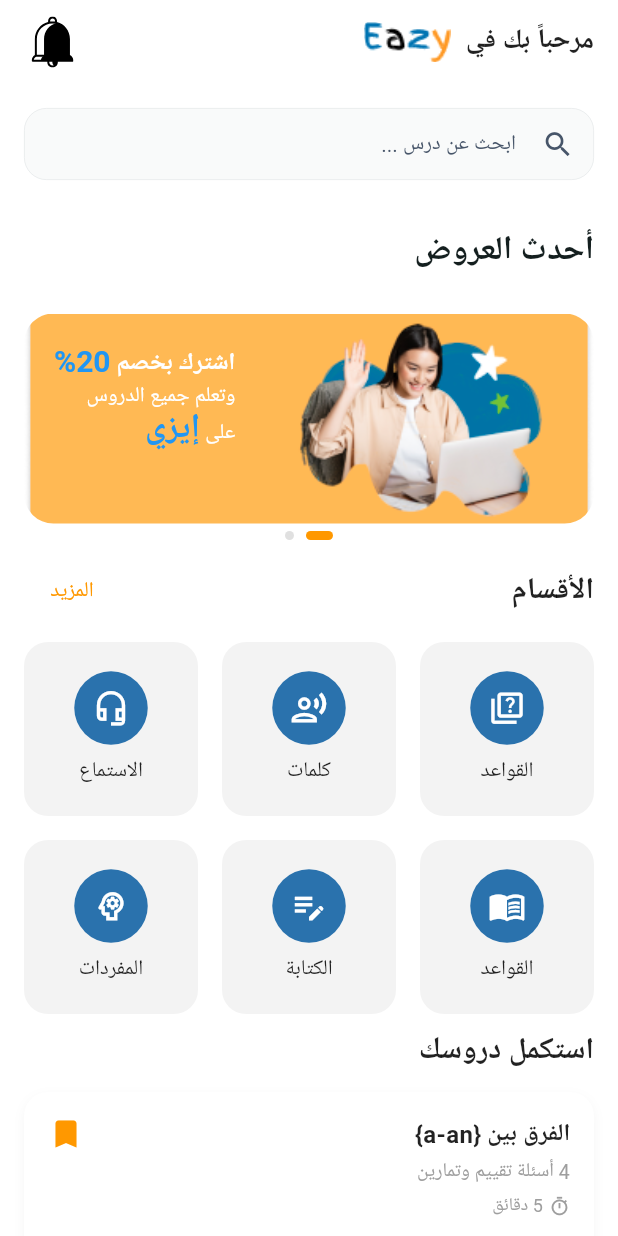
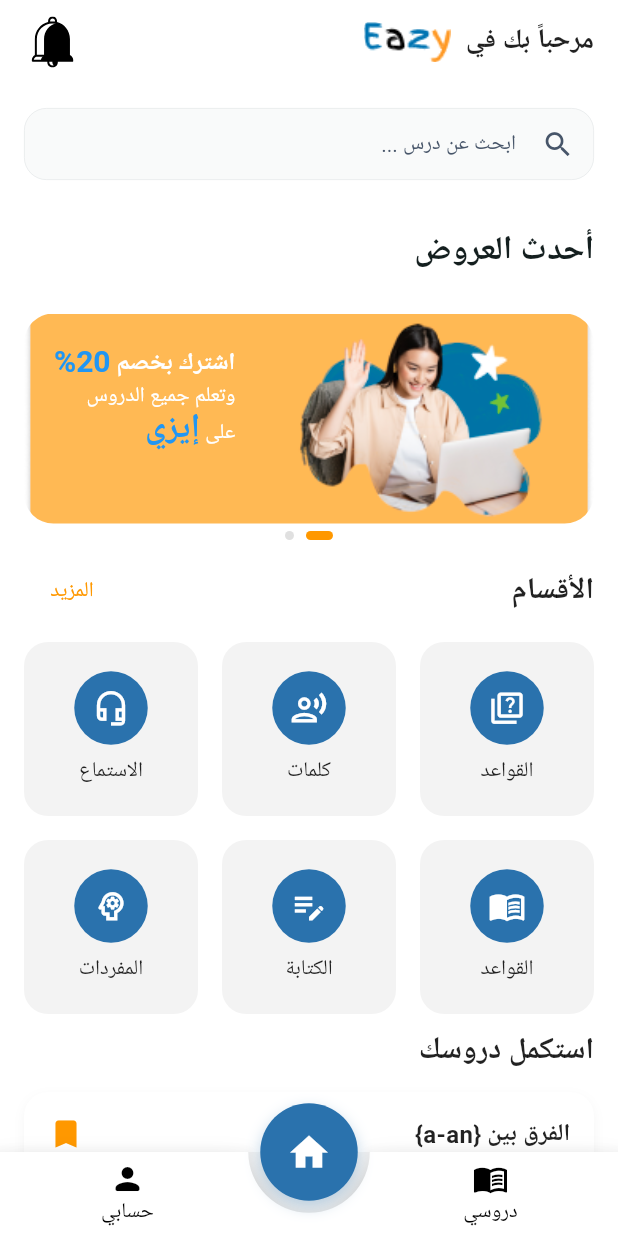
Before and after one commit to habibatarek28211/Eazy, a Flutter app: the screen it shows after launch, on a phone screen of 412 x 824 dp. Run offline on Flutter 3.47's test engine with Material 3 defaults, Android fonts, the phone set to English and light mode, and no system bars; drawn by our look-alikes of animated_bottom_navigation_bar, smooth_page_indicator; our stand-ins replace device_preview, flutter_screenutil, flutter_svg, google_fonts; missing offline and left inert: otp_text_field_v2.

Commit message:
Add NavBar

```diff
--- a/lib/core/routing/app_router.dart
+++ b/lib/core/routing/app_router.dart
@@ -3,6 +3,7 @@ import 'package:eazy/features/home/presentation/Screens/section_screen.dart';
 import 'package:eazy/features/lessons/presentation/screens/lessons.dart';
 import 'package:eazy/features/lessons/presentation/screens/lessons_details.dart';
 import 'package:eazy/features/myLessons/presentation/screens/myLessons_screen.dart';
+import 'package:eazy/nav_bar.dart';
 import 'package:flutter/material.dart';
 import 'package:eazy/core/routing/routes.dart';
 import 'package:eazy/features/authscreen/login_screen.dart';
@@ -36,6 +37,8 @@ class AppRouter {
         return _animatedRoute(const ResetPassword(), settings);
       case Routes.UpdatePasswordScreen:
         return _animatedRoute(const UpdatePasswordScreen(), settings);
+      case Routes.CustomNavBar:
+        return _animatedRoute(const CustomNavBar(), settings);
       case Routes.HomeScreen:
         return _animatedRoute(const HomeScreen(), settings);
       case Routes.ProfileScreen:
--- a/lib/core/routing/routes.dart
+++ b/lib/core/routing/routes.dart
@@ -16,6 +16,7 @@ class Routes {
   static const String LessonsDetails = 'LessonsDetails';
   static const String LessonsScreen = 'LessonsScreen';
   static const String MyLessonsScreen = 'MyLessonsScreen';
+  static const String CustomNavBar = 'CustomNavBar';
 
 
 }
--- a/lib/eazy.dart
+++ b/lib/eazy.dart
@@ -26,7 +26,7 @@ class Eazy extends StatelessWidget {
         supportedLocales: const [Locale('en'), Locale('ar')],
         locale: const Locale('ar'),
         debugShowCheckedModeBanner: false,
-        initialRoute: Routes.HomeScreen,
+        initialRoute: Routes.CustomNavBar,
         onGenerateRoute: _appRouter.generateRoute,
       ),
     );
--- a/lib/features/home/presentation/Screens/home.dart
+++ b/lib/features/home/presentation/Screens/home.dart
@@ -12,7 +12,6 @@ class HomeScreen extends StatefulWidget {
 }
 
 class _HomeScreenState extends State<HomeScreen> {
-  // int _selectedIndex = 1;
 
   @override
   Widget build(BuildContext context) {
--- a/lib/features/home/presentation/widgets/home_widgets.dart
+++ b/lib/features/home/presentation/widgets/home_widgets.dart
@@ -1,6 +1,6 @@
-import 'package:eazy/core/routing/routes.dart';
-import 'package:eazy/core/utils/extensions.dart';
+
 import 'package:eazy/features/home/presentation/Screens/section_screen.dart';
+import 'package:eazy/features/lessons/presentation/screens/lessons.dart';
 import 'package:flutter/material.dart';
 import 'package:eazy/core/config/app_palette.dart';
 import 'package:eazy/core/config/images_manager.dart';
@@ -478,7 +478,11 @@ class ContinueLessonsCard extends StatelessWidget {
                       const EdgeInsets.symmetric(horizontal: 20, vertical: 10),
                 ),
                 onPressed: () {
-                  context.pushNamed(Routes.LessonsScreen);
+                  Navigator.push(
+                    context,
+                    MaterialPageRoute(
+                        builder: (context) => const LessonsScreen()),
+                  );
                 },
                 child: const Text(
                   'استكمل',
--- a/lib/features/lessons/presentation/screens/lessons.dart
+++ b/lib/features/lessons/presentation/screens/lessons.dart
@@ -1,5 +1,4 @@
-import 'package:eazy/core/routing/routes.dart';
-import 'package:eazy/core/utils/extensions.dart';
+import 'package:eazy/features/home/presentation/Screens/home.dart';
 import 'package:flutter/material.dart';
 import 'package:eazy/core/config/app_palette.dart';
 import 'package:eazy/features/lessons/presentation/widgets/lessons_title.dart';
@@ -26,7 +25,7 @@ class LessonsScreen extends StatelessWidget {
                     children: [
                       IconButton(
                         onPressed: () {
-                        context.pushNamed(Routes.HomeScreen);
+                          Navigator.pop(context);
                         },
                         icon: Icon(
                           Icons.arrow_back_ios,
@@ -166,7 +165,9 @@ class LessonItem extends StatelessWidget {
                 width: 60.w,
                 height: 28.h,
                 child: TextButton(
-                  onPressed: () {},
+                  onPressed: () {
+                    // زرار الاشتراك
+                  },
                   style: TextButton.styleFrom(
                     backgroundColor: AppPalette.textOrange,
                     shape: RoundedRectangleBorder(
--- a/lib/nav_bar.dart
+++ b/lib/nav_bar.dart
@@ -1,108 +1,110 @@
-// import 'package:flutter/material.dart';
-// import 'package:google_fonts/google_fonts.dart';
+import 'package:eazy/core/config/app_palette.dart';
+import 'package:eazy/features/home/presentation/Screens/home.dart';
+import 'package:eazy/features/myLessons/presentation/screens/myLessons_screen.dart';
+import 'package:eazy/features/profile/presentation/screen/profileScreen.dart';
+import 'package:flutter/material.dart';
+import 'package:animated_bottom_navigation_bar/animated_bottom_navigation_bar.dart';
 
-// class NavbarScreen extends StatefulWidget {
-//   const NavbarScreen({super.key});
+class CustomNavBar extends StatefulWidget {
+  const CustomNavBar({super.key});
 
-//   @override
-//   State<NavbarScreen> createState() => _NavbarScreenState();
-// }
+  @override
+  State<CustomNavBar> createState() => _CustomNavBarState();
+}
 
-// class _NavbarScreenState extends State<NavbarScreen> {
-//   int _selectedIndex = 1; // يبدأ بالرئيسية (اللي في النص)
+class _CustomNavBarState extends State<CustomNavBar> {
+  int _currentIndex = 1; // Start with home (middle) selected
 
-//   final List<Widget> _pages = [
-//     Center(child: Text("حسابي", style: TextStyle(fontSize: 22))),
-//     Center(child: Text("الرئيسية", style: TextStyle(fontSize: 22))),
-//     Center(child: Text("دروسي", style: TextStyle(fontSize: 22))),
-//   ];
+  // Icons for the side navigation (excluding home)
+  final iconList = <IconData>[
+    Icons.menu_book_outlined,
+    Icons.person_rounded,
+  ];
 
-//   void _onItemTapped(int index) {
-//     setState(() {
-//       _selectedIndex = index;
-//     });
-//   }
+  // Labels for bottom navigation
+  final labels = ['دروسي', 'الرئيسية', 'حسابي'];
+  final List<Widget> _pages = const [
+    MyLessonsScreen(), // index 0
+    HomeScreen(), // index 1
+    ProfileScreen(), // index 2
+  ];
+  @override
+  Widget build(BuildContext context) {
+    return Scaffold(
+      backgroundColor: Colors.grey[100],
+      body: _pages[_currentIndex],
+      // ✅ شكل الهوم (الدائرة الملونة والأيقونة بيضاء)
+      floatingActionButton: Container(
+        width: 65,
+        height: 65,
+        decoration: BoxDecoration(
+          shape: BoxShape.circle,
+          color: _currentIndex == 1 ? AppPalette.badgeButton : Colors.black,
+          boxShadow: [
+            BoxShadow(
+              color:
+                  (_currentIndex == 1 ? AppPalette.badgeButton : Colors.black)
+                      .withOpacity(0.3),
+              blurRadius: 8,
+              offset: const Offset(0, 4),
+            ),
+          ],
+        ),
+        child: FloatingActionButton(
+          backgroundColor: Colors.transparent,
+          elevation: 0,
+          child: Icon(
+            Icons.home,
+            size: 30,
+            color: Colors.white, // ✅ الأبيض دايمًا
+          ),
+          onPressed: () {
+            setState(() {
+              _currentIndex = 1; // Home
+            });
+          },
+        ),
+      ),
 
-//   @override
-//   Widget build(BuildContext context) {
-//     return Scaffold(
-//       body: _pages[_selectedIndex],
+      floatingActionButtonLocation: FloatingActionButtonLocation.centerDocked,
+      bottomNavigationBar: AnimatedBottomNavigationBar.builder(
+        itemCount: iconList.length,
+        tabBuilder: (index, isActive) {
+          int actualIndex = index == 0 ? 0 : 2;
+          bool isCurrentActive = _currentIndex == actualIndex;
 
-//       bottomNavigationBar: BottomAppBar(
-//         shape: const CircularNotchedRectangle(),
-//         notchMargin: 8,
-//         child: SizedBox(
-//           height: 60,
-//           child: Row(
-//             mainAxisAlignment: MainAxisAlignment.spaceAround,
-//             children: [
-//               // حسابي
-//               InkWell(
-//                 onTap: () => _onItemTapped(0),
-//                 child: Column(
-//                   mainAxisAlignment: MainAxisAlignment.center,
-//                   children: [
-//                     Icon(Icons.person,
-//                         color:
-//                             _selectedIndex == 0 ? Colors.blue : Colors.black),
-//                     Text(
-//                       "حسابي",
-//                       style: GoogleFonts.tajawal(
-//                         color: _selectedIndex == 0 ? Colors.blue : Colors.black,
-//                         fontSize: 12,
-//                       ),
-//                     )
-//                   ],
-//                 ),
-//               ),
+          return Column(
+            mainAxisSize: MainAxisSize.min,
+            mainAxisAlignment: MainAxisAlignment.center,
+            children: [
+              Icon(
+                iconList[index],
+                color: isCurrentActive ? AppPalette.badgeButton : Colors.black,
+              ),
+              Text(
+                labels[actualIndex],
+                style: TextStyle(
+                  color:
+                      isCurrentActive ? AppPalette.badgeButton : Colors.black,
+                ),
+              ),
+            ],
+          );
+        },
+        activeIndex: _getActiveIndex(),
+        gapLocation: GapLocation.center,
+        notchSmoothness: NotchSmoothness.softEdge,
+        onTap: (index) {
+          setState(() {
+            _currentIndex = index == 0 ? 0 : 2;
+          });
+        },
+      ),
+    );
+  }
 
-//               const SizedBox(width: 40), // مساحة للأيقونة الوسطية
-
-//               // دروسي
-//               InkWell(
-//                 onTap: () => _onItemTapped(2),
-//                 child: Column(
-//                   mainAxisAlignment: MainAxisAlignment.center,
-//                   children: [
-//                     Icon(Icons.menu_book,
-//                         color:
-//                             _selectedIndex == 2 ? Colors.blue : Colors.black),
-//                     Text(
-//                       "دروسي",
-//                       style: GoogleFonts.tajawal(
-//                         color: _selectedIndex == 2 ? Colors.blue : Colors.black,
-//                         fontSize: 12,
-//                       ),
-//                     )
-//                   ],
-//                 ),
-//               ),
-//             ],
-//           ),
-//         ),
-//       ),
-
-//       // الأيقونة الوسطية (Home)
-//       floatingActionButton: FloatingActionButton(
-//         backgroundColor:
-//             _selectedIndex == 1 ? Colors.blue : Colors.black, // يتغير لونه
-//         shape: const CircleBorder(),
-//         onPressed: () => _onItemTapped(1),
-//         child: const Icon(Icons.home, color: Colors.white),
-//       ),
-//       floatingActionButtonLocation: FloatingActionButtonLocation.centerDocked,
-//     );
-//   }
-// }
-
-//  final List<Widget> _pages = [
-//     Center(child: Text("حسابي", style: TextStyle(fontSize: 22))),
-//     const HomeBody(), // هنا الصفحة الرئيسية الفعلية
-//     Center(child: Text("دروسي", style: TextStyle(fontSize: 22))),
-//   ];
-
-//   void _onItemTapped(int index) {
-//     setState(() {
-//       _selectedIndex = index;
-//     });
-//   }
+  int _getActiveIndex() {
+    if (_currentIndex == 1) return -1;
+    return _currentIndex == 0 ? 0 : 1;
+  }
+}
--- a/pubspec.yaml
+++ b/pubspec.yaml
@@ -24,6 +24,7 @@ dependencies:
   otp_text_field_v2:
   flutter_localization:
   smooth_page_indicator: ^1.2.1
+  animated_bottom_navigation_bar: ^1.4.0
 
 dev_dependencies:
   flutter_test:
```
Also changed, not shown: pubspec.lock, 4 other files.
